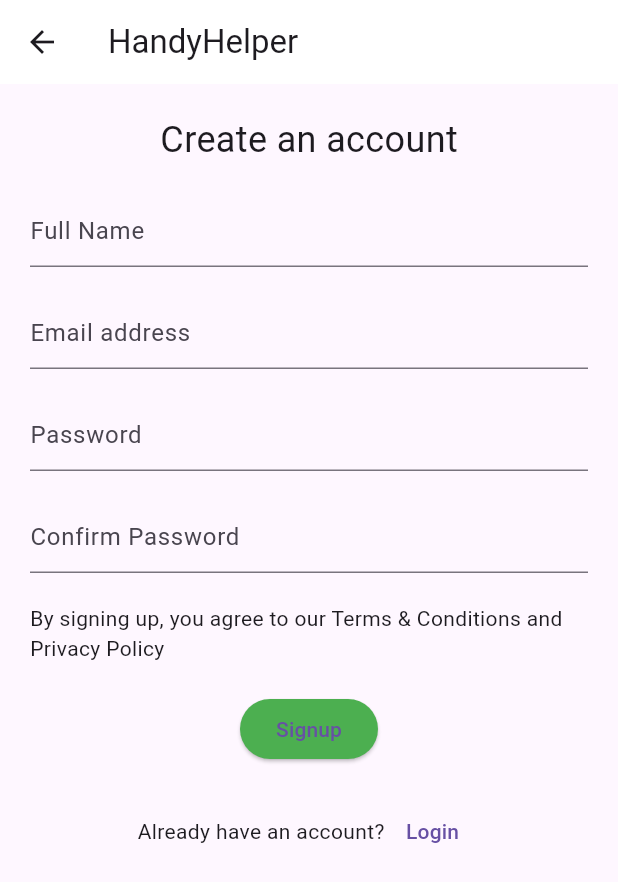
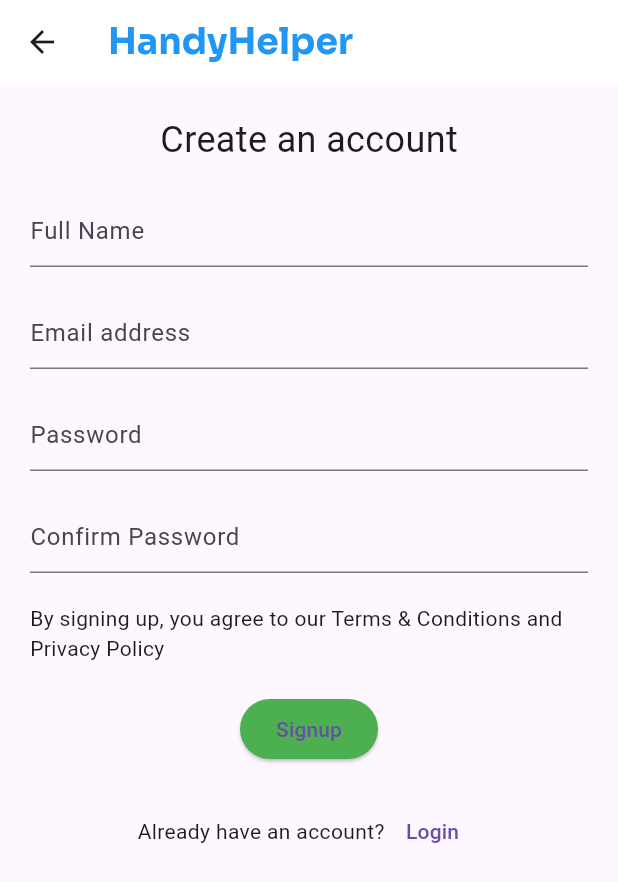
Before and after one commit to ST60002CEM/batch32b-ChewanRai1, a Flutter app: the screen it shows after launch, after a tap on "Login", after a tap on "Create an account in a minute.", on a phone screen of 412 x 824 dp. Shown: the top 882 px of the screen. Run offline on Flutter 3.47's test engine with Material 3 defaults, Android fonts, the phone set to English and light mode, and no system bars; our stand-ins replace google_fonts.

Commit message:
fonts added

```diff
--- a/lib/screen/login_screen.dart
+++ b/lib/screen/login_screen.dart
@@ -23,7 +23,14 @@ class _LoginPageState extends State<LoginPage> {
   Widget build(BuildContext context) {
     return Scaffold(
       appBar: AppBar(
-        title: const Text('HandyHelper'),
+        title: const Text(
+          'HandyHelper',
+          style: TextStyle(
+              fontSize: 24,
+              fontWeight: FontWeight.bold,
+              fontFamily: 'Roboto',
+              color: Colors.green),
+        ),
         backgroundColor: Colors.white,
       ),
       body: Padding(
--- a/lib/screen/register_screen.dart
+++ b/lib/screen/register_screen.dart
@@ -1,5 +1,6 @@
 import 'package:finalproject/screen/login_screen.dart';
 import 'package:flutter/material.dart';
+import 'package:google_fonts/google_fonts.dart';
 
 class SignUpPage extends StatefulWidget {
   @override
@@ -13,7 +14,14 @@ class _SignUpPageState extends State<SignUpPage> {
   Widget build(BuildContext context) {
     return Scaffold(
       appBar: AppBar(
-        title: Text('HandyHelper'),
+        title: Text(
+          'HandyHelper',
+          style: GoogleFonts.sora(
+            fontSize: 24,
+            fontWeight: FontWeight.bold,
+            color: Colors.blue,
+          ),
+        ),
         backgroundColor: Colors.white,
       ),
       body: SingleChildScrollView(
--- a/lib/screen/splash_screen.dart
+++ b/lib/screen/splash_screen.dart
@@ -1,6 +1,7 @@
 import 'dart:async';
 import 'package:finalproject/screen/login_screen.dart';
 import 'package:flutter/material.dart';
+import 'package:google_fonts/google_fonts.dart';
 
 class SplashScreen extends StatefulWidget {
   const SplashScreen({super.key});
@@ -23,15 +24,14 @@ class _SplashScreenState extends State<SplashScreen> {
 
   @override
   Widget build(BuildContext context) {
-    return const Scaffold(
+    return Scaffold(
       body: Center(
         child: Text(
-          'HandyHelper',
-          style: TextStyle(
-            fontSize: 24, // Change the font size here
-            fontWeight: FontWeight.bold, // Change the font weight here
-            fontFamily: 'Roboto', // Change the font family here
-            color: Colors.green, // Optionally change the font color
+          'Handy Helper',
+          style: GoogleFonts.sora(
+            fontSize: 24,
+            fontWeight: FontWeight.bold,
+            color: Colors.blue,
           ),
         ),
       ),
```
Also changed, not shown: pubspec.yaml (+4 -5 lines), pubspec.lock, 1 other file.
